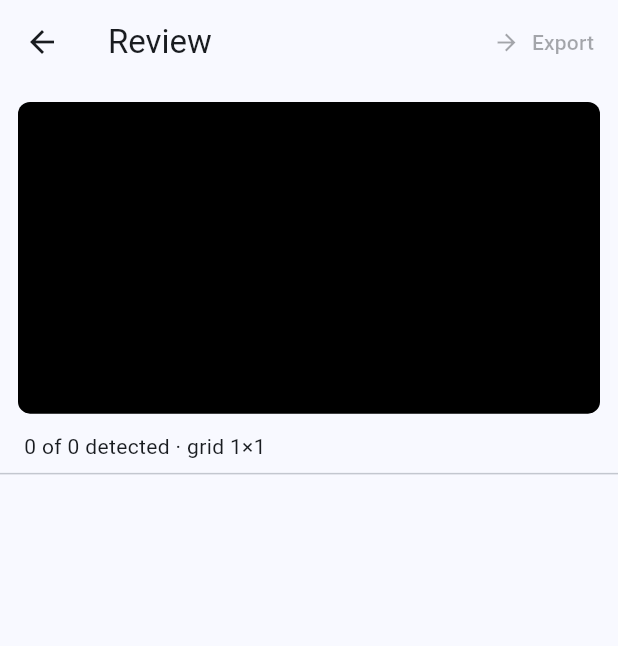
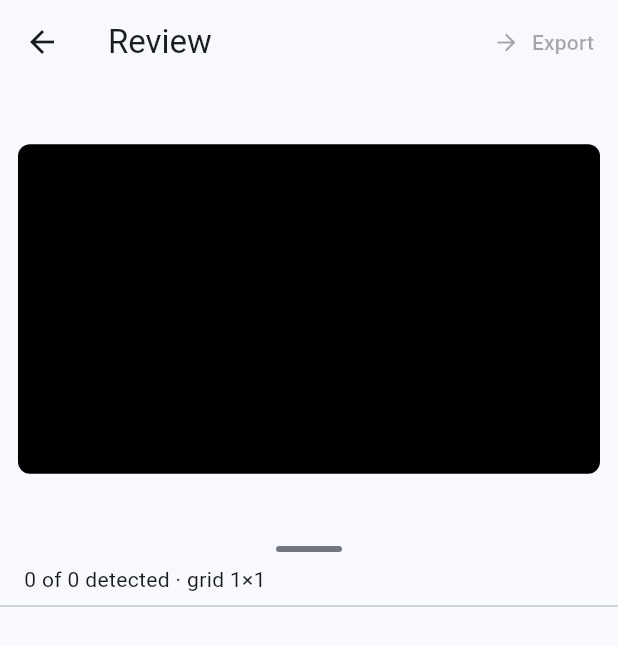
Before and after one commit to computergeek1507/pixel_mapper, a Flutter app: the ReviewPage screen opened directly with empty values, on a phone screen of 412 x 824 dp. Shown: the top 646 px of the screen. Run offline on Flutter 3.47's test engine with Material 3 defaults, Android fonts, the phone set to English and light mode, and no system bars; our stand-ins replace camera, shared_preferences, wakelock_plus; missing offline and left inert: file_saver, media_kit, media_kit_video; accounts and stored records are empty.

Commit message:
Review: place/move nodes by tapping, and resizable preview
- Add a place/move action per node: select it, then tap the preview to set its
  position (works through the zoom/pan transform, inverting the padding). Lets
  you add missing nodes and reposition detected ones.
- Make the preview resizable via a drag handle so the node list can take more
  room.

Co-Authored-By: Claude Opus 4.8 (1M context) <noreply@anthropic.com>

```diff
--- a/lib/ui/review_page.dart
+++ b/lib/ui/review_page.dart
@@ -20,11 +20,39 @@ class ReviewPage extends StatefulWidget {
 class _ReviewPageState extends State<ReviewPage> {
   late CustomGrid _grid;
   int? _busyIndex;
+  int? _placingIndex; // node awaiting a tap to place/move it
+  final TransformationController _transform = TransformationController();
+  static const double _previewPad = 18;
+  double _previewHeight = 300; // resizable via the drag handle
 
   @override
   void initState() {
     super.initState();
     _recompute();
+  }
+
+  @override
+  void dispose() {
+    _transform.dispose();
+    super.dispose();
+  }
+
+  /// Places [index] at the tapped point. [local] is in the preview's content
+  /// coordinates (a child of the InteractiveViewer, so already untransformed);
+  /// [box] is the content size. Inverts the painter's padding inset.
+  void _placeAt(int index, Offset local, Size box) {
+    final nx = ((local.dx - _previewPad) / (box.width - 2 * _previewPad))
+        .clamp(0.0, 1.0);
+    final ny = ((local.dy - _previewPad) / (box.height - 2 * _previewPad))
+        .clamp(0.0, 1.0);
+    setState(() {
+      final p = widget.scan.points[index];
+      p.screenXY = Offset(nx, ny);
+      p.brightness = p.brightness == 0 ? 1 : p.brightness;
+      p.manualEdited = true;
+      _placingIndex = null;
+      _recompute();
+    });
   }
 
   void _recompute() =>
@@ -75,30 +103,87 @@ class _ReviewPageState extends State<ReviewPage> {
         top: false,
         child: Column(
         children: [
-          AspectRatio(
-            // Match the camera so the nodes keep their true proportions instead
+          SizedBox(
+            height: _previewHeight,
+            child: Center(
+              child: AspectRatio(
+                // Match the camera so nodes keep their true proportions instead
                 // of being stretched into a fixed box.
                 aspectRatio: widget.scan.camera.previewAspectRatio,
                 child: Container(
-              margin: const EdgeInsets.all(12),
+                  margin: const EdgeInsets.symmetric(horizontal: 12, vertical: 6),
                   decoration: BoxDecoration(
                     color: Colors.black,
                     borderRadius: BorderRadius.circular(8),
                   ),
                   clipBehavior: Clip.antiAlias,
-              // Pinch / scroll to zoom and drag to pan, to inspect dense nodes.
+                  // Pinch / scroll to zoom, drag to pan; tap to place when
+                  // placing a node.
                   child: InteractiveViewer(
+                    transformationController: _transform,
                     maxScale: 12,
+                    child: LayoutBuilder(builder: (context, c) {
+                      final box = Size(c.maxWidth, c.maxHeight);
+                      return GestureDetector(
+                        behavior: HitTestBehavior.opaque,
+                        onTapUp: _placingIndex == null
+                            ? null
+                            : (d) =>
+                                _placeAt(_placingIndex!, d.localPosition, box),
                         child: CustomPaint(
-                  // Raw detected positions = exactly what the camera saw.
+                          // Raw detected positions = what the camera saw.
                           painter: LayoutPainter(
                             LayoutPainter.fromDetected(points),
                             showLabels: true,
-                    padding: 18,
+                            padding: _previewPad,
                           ),
                           child: const SizedBox.expand(),
                         ),
+                      );
+                    }),
                   ),
+                ),
+              ),
+            ),
+          ),
+          // Drag handle to resize the preview vs the node list.
+          GestureDetector(
+            onVerticalDragUpdate: (d) => setState(() {
+              final maxH = MediaQuery.of(context).size.height * 0.7;
+              _previewHeight = (_previewHeight + d.delta.dy).clamp(120.0, maxH);
+            }),
+            child: Container(
+              height: 20,
+              color: Colors.transparent,
+              alignment: Alignment.center,
+              child: Container(
+                width: 44,
+                height: 4,
+                decoration: BoxDecoration(
+                  color: Theme.of(context).colorScheme.outline,
+                  borderRadius: BorderRadius.circular(2),
+                ),
+              ),
+            ),
+          ),
+          if (_placingIndex != null)
+            Container(
+              width: double.infinity,
+              padding: const EdgeInsets.symmetric(horizontal: 16, vertical: 6),
+              color: Theme.of(context).colorScheme.secondaryContainer,
+              child: Row(
+                children: [
+                  Expanded(
+                    child: Text(
+                      'Tap the preview to place node ${_placingIndex! + 1}',
+                      style: Theme.of(context).textTheme.bodyMedium,
+                    ),
+                  ),
+                  TextButton(
+                    onPressed: () => setState(() => _placingIndex = null),
+                    child: const Text('Cancel'),
+                  ),
+                ],
               ),
             ),
           Padding(
@@ -136,9 +221,19 @@ class _ReviewPageState extends State<ReviewPage> {
                           '${p.screenXY!.dy.toStringAsFixed(2)})  '
                           'brightness ${p.brightness}'
                       : 'Not detected'),
+                  selected: _placingIndex == i,
                   trailing: Row(
                     mainAxisSize: MainAxisSize.min,
                     children: [
+                      IconButton(
+                        tooltip: p.detected
+                            ? 'Move: tap the preview'
+                            : 'Place: tap the preview',
+                        icon: Icon(p.detected
+                            ? Icons.edit_location_alt_outlined
+                            : Icons.add_location_alt_outlined),
+                        onPressed: () => setState(() => _placingIndex = i),
+                      ),
                       if (_busyIndex == i)
                         const SizedBox(
                           width: 18,
```
Lines whose indentation alone changed are shown as unchanged.
